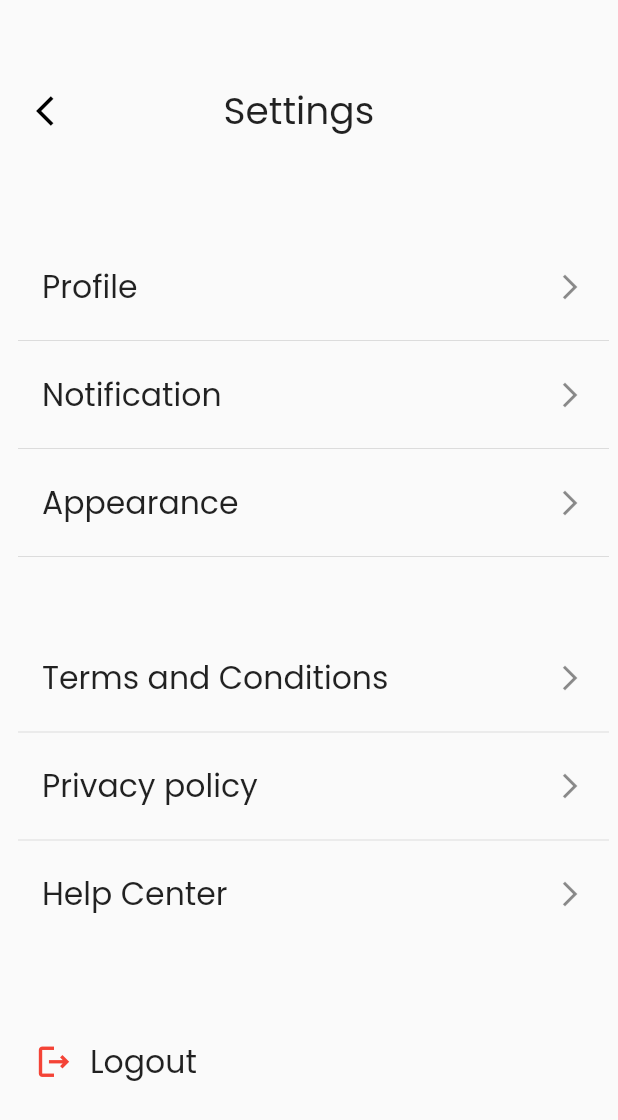
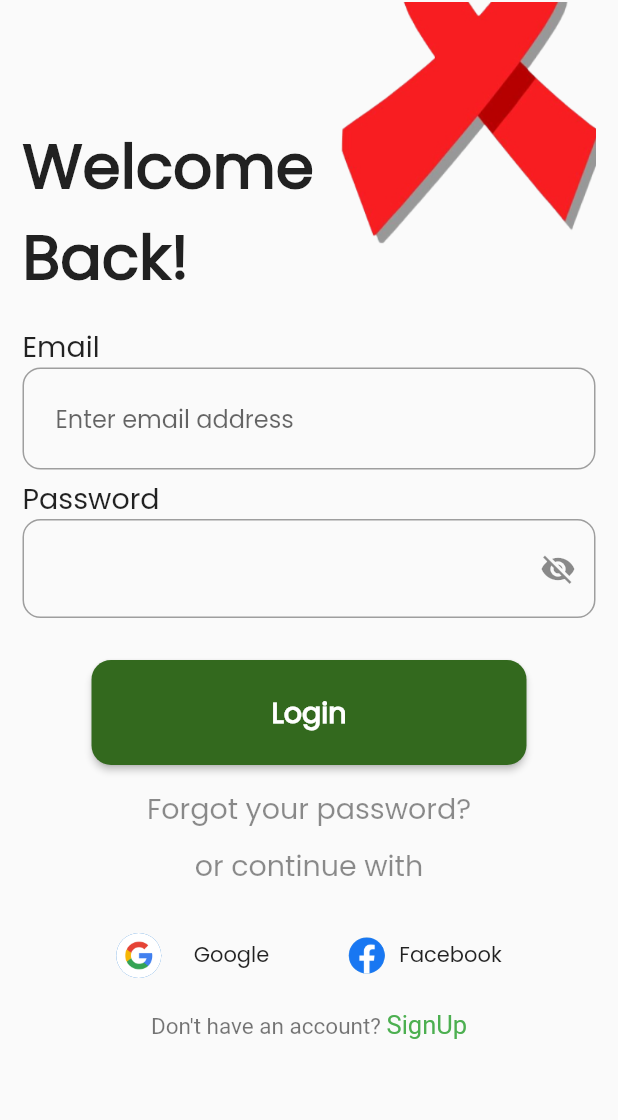
Before and after one commit to BHASO-Zimbabwe/bhaso-app, a Flutter app: the screen it shows after launch, on a phone screen of 412 x 824 dp. Shown: the top 1120 px of the screen. Run offline on Flutter 3.47's test engine with Material 2 defaults, Android fonts, the phone set to English and light mode, and no system bars; our stand-ins replace dropdown_button2, flutter_svg, flutter_switch, intl_phone_number_input.

Commit message:
added the login page

```diff
--- a/lib/features/menu/appearance/pages/appearance.dart
+++ b/lib/features/menu/appearance/pages/appearance.dart
@@ -3,7 +3,8 @@ import 'package:flutter/cupertino.dart';
 import 'package:flutter/material.dart';
 import 'package:flutter_switch/flutter_switch.dart';
 
-import '../../../utils/fontsAndColors_constants.dart';
+import '../../../utils/fontsAndColors.dart';
+
 
 class AppearancePage extends StatefulWidget {
    AppearancePage({Key? key}) : super(key: key);
--- a/lib/features/menu/menu.dart
+++ b/lib/features/menu/menu.dart
@@ -2,7 +2,8 @@ import 'package:bhaso/features/menu/profile/pages/profile_settings.dart';
 import 'package:flutter/cupertino.dart';
 import 'package:flutter/material.dart';
 
-import '../utils/fontsAndColors_constants.dart';
+import '../utils/fontsAndColors.dart';
+
 import 'notification/pages/notification.dart';
 
 class Menu_Page extends StatefulWidget {
--- a/lib/features/menu/notification/pages/notification.dart
+++ b/lib/features/menu/notification/pages/notification.dart
@@ -1,6 +1,8 @@
-import 'package:bhaso/features/utils/fontsAndColors_constants.dart';
+
 import 'package:flutter/material.dart';
 import 'package:flutter_switch/flutter_switch.dart';
+
+import '../../../utils/fontsAndColors.dart';
 
 class NotificationPage extends StatefulWidget {
   const NotificationPage({Key? key}) : super(key: key);
--- a/lib/features/menu/profile/pages/changePassword.dart
+++ b/lib/features/menu/profile/pages/changePassword.dart
@@ -1,7 +1,6 @@
 import 'package:flutter/material.dart';
 
-import '../../../utils/fontsAndColors_constants.dart';
-
+import '../../../utils/fontsAndColors.dart';
 
 class ChangePassword extends StatefulWidget {
   const ChangePassword({Key? key}) : super(key: key);
--- a/lib/features/menu/profile/pages/profileSettingsDetails.dart
+++ b/lib/features/menu/profile/pages/profileSettingsDetails.dart
@@ -1,7 +1,7 @@
 import 'package:bhaso/features/menu/profile/pages/changePassword.dart';
 import 'package:flutter/material.dart';
 
-import '../../../utils/fontsAndColors_constants.dart';
+import '../../../utils/fontsAndColors.dart';
 import 'package:intl_phone_number_input/intl_phone_number_input.dart';
 
 
--- a/lib/features/menu/profile/pages/profile_settings.dart
+++ b/lib/features/menu/profile/pages/profile_settings.dart
@@ -3,7 +3,8 @@ import 'package:bhaso/features/menu/profile/pages/profileSettingsDetails.dart';
 import 'package:flutter/material.dart';
 
 
-import '../../../utils/fontsAndColors_constants.dart';
+import '../../../utils/fontsAndColors.dart';
+
 import '../../report/pages/report/reportIssue.dart';
 import 'appointments.dart';
 import 'caregiver.dart';
--- a/lib/features/menu/report/pages/report/reportIssue.dart
+++ b/lib/features/menu/report/pages/report/reportIssue.dart
@@ -2,7 +2,7 @@ import 'package:bhaso/features/menu/report/pages/report/success_report.dart';
 import 'package:flutter/material.dart';
 import 'package:intl_phone_number_input/intl_phone_number_input.dart';
 
-import '../../../../utils/fontsAndColors_constants.dart';
+import '../../../../utils/fontsAndColors.dart';
 
 
 
--- a/lib/features/onboarding/onboarding_screen.dart
+++ b/lib/features/onboarding/onboarding_screen.dart
@@ -1,9 +1,9 @@
 import 'package:bhaso/features/menu/menu.dart';
-import 'package:bhaso/features/utils/fontsAndColors_constants.dart';
 import 'package:flutter/material.dart';
 import 'package:flutter_svg/flutter_svg.dart';
 
 import '../size_config.dart';
+import '../utils/fontsAndColors.dart';
 import 'onboarding_contents.dart';
 
 
--- a/lib/main.dart
+++ b/lib/main.dart
@@ -6,6 +6,7 @@ import 'package:bhaso/features/menu/profile/pages/profileSettingsDetails.dart';
 import 'package:bhaso/features/menu/profile/pages/profile_settings.dart';
 import 'package:bhaso/features/menu/report/pages/report/success_report.dart';
 import 'package:bhaso/features/menu/settings/pages/settings.dart';
+import 'package:bhaso/screens/loginScreen.dart';
 import 'package:bhaso/screens/splashScreen.dart';
 import 'package:bhaso/features/onboarding/onboard.dart';
 import 'package:bhaso/features/onboarding/onboarding_screen.dart';
@@ -20,7 +21,7 @@ void main() {
 
 class MyApp extends StatelessWidget {
    MyApp({super.key});
-  final TextTheme textTheme = TextTheme(
+  final TextTheme textTheme = const TextTheme(
     headline1: TextStyle(fontSize: 72.0, fontWeight: FontWeight.bold, fontFamily: 'Poppins'),
     headline6: TextStyle(fontSize: 36.0, fontStyle: FontStyle.italic, fontFamily: 'Poppins'),
     bodyText2: TextStyle(fontSize: 14.0, fontFamily: 'Poppins'),
@@ -36,7 +37,7 @@ class MyApp extends StatelessWidget {
       fontFamily: 'Poppins',
       primaryColor: Colors.green
       ),
-      home: SettingsPage(),
+      home: LoginPage(),
     );
   }
 }
--- /dev/null
+++ b/lib/screens/loginScreen.dart
@@ -0,0 +1,261 @@
+import 'package:flutter/material.dart';
+
+import '../utils/fontsAndColors.dart';
+
+
+class LoginPage extends StatefulWidget {
+  const LoginPage({Key? key}) : super(key: key);
+
+  @override
+  State<LoginPage> createState() => _LoginPageState();
+}
+
+class _LoginPageState extends State<LoginPage> {
+  bool obscurePassword = true;
+
+
+  @override
+  Widget build(BuildContext context) {
+    return Scaffold(
+      body: ListView(
+          children: [
+            Stack(
+              children: [
+                Padding(
+                  padding: const EdgeInsets.only(left: 15.0),
+                  child: Column(
+                    crossAxisAlignment: CrossAxisAlignment.start,
+                    children: const [
+
+                      SizedBox(height:80 ),
+
+                      Text("Welcome",style: TextStyle(
+                          fontWeight: FontWeight.w600,
+                          fontSize: 41
+                      ),
+                        textAlign: TextAlign.left,),
+
+                      Text("Back!",style: TextStyle(
+                          fontWeight: FontWeight.w600,
+                          fontSize: 41
+                      ),
+                        textAlign: TextAlign.left,),
+
+
+                    ],
+                  ),
+                ),
+                Positioned(
+                  top: 1,
+                  right: 15,
+
+                  child:  Column(
+                    mainAxisAlignment: MainAxisAlignment.spaceBetween,
+
+                    children: [
+
+                      Container(
+                        height: 180,
+
+                        width: 210 ,
+
+                        decoration: const BoxDecoration(
+                          image: DecorationImage(
+                              image: AssetImage("assets/images/redLogo.png"),
+                              fit: BoxFit.cover
+                          ),
+                        ),
+
+
+                      ),
+                      // const SizedBox(height: 35,)
+                    ],
+                  )
+
+                )
+
+              ],
+
+
+            ),
+
+            //textfields
+            Padding(
+              padding: const EdgeInsets.all(15.0),
+              child: Column(
+                  children: [
+
+                    const Align(
+                      alignment: Alignment.topLeft,
+                      child: Text("Email",
+                        style: TextStyle( fontWeight: FontWeight.w400,fontSize: 19),),
+                    ),
+
+
+                    Container(
+                      decoration: BoxDecoration(
+                          border: Border.all(
+                              color: Colors.grey
+                          ),
+                          borderRadius: BorderRadius.circular(12)
+                      ),
+                      child: const TextField(
+                          decoration: InputDecoration(
+                            border: InputBorder.none,
+                            hintText: "Enter email address",
+                            contentPadding: EdgeInsets.all(21),
+
+                          )
+
+                      ),
+                    ),
+                    const SizedBox(height: 5),
+                    const Align(
+                      alignment: Alignment.topLeft,
+                      child: Text("Password",
+                        style: TextStyle( fontWeight: FontWeight.w400,fontSize: 19),),
+                    ),
+
+                    Container(
+                      decoration: BoxDecoration(
+                          border: Border.all(
+                              color: Colors.grey
+                          ),
+                          borderRadius: BorderRadius.circular(12)
+                      ),
+                      child: TextField(
+                          obscureText: obscurePassword,
+                          decoration: InputDecoration(
+                            suffixIcon: IconButton(
+                                onPressed: (){
+                                  setState(() {
+
+                                    obscurePassword = !obscurePassword;
+                                  });
+
+
+                                }, icon: obscurePassword
+                                ?Icon(Icons.visibility_off)
+                                : Icon(Icons.visibility)
+
+
+                            ),
+
+                            border: InputBorder.none,
+                            contentPadding: EdgeInsets.all(21),
+
+                          )
+
+                      ),
+                    ), SizedBox(height: 28,),
+
+
+
+                    ElevatedButton(
+                      style: ElevatedButton.styleFrom(
+                        backgroundColor: const Color(0xFF33691E),
+                        minimumSize: const Size(290, 70),
+                        shape: RoundedRectangleBorder(
+                          borderRadius: BorderRadius.circular(13),
+                        ),
+                      ),
+                      onPressed: (){},
+
+                      child: const Text(
+                        "Login", style: TextStyle(
+                          color: Colors.white,
+                          fontWeight: FontWeight.bold, fontSize: 19),
+                      ),
+                    ),
+                    SizedBox(height: 15,),
+                    //texbutton
+
+
+                          Text(
+
+                              "Forgot your password?",
+                                style: TextStyle(
+                                  fontSize: 19,
+                                  color: Colors.black45
+
+                                ),),
+
+                          //continue with
+
+                          TextButton(
+
+                              onPressed: (){},
+                              child: const Text("or continue with",
+                                style: TextStyle(
+                                    fontSize: 19,
+                                    color: Colors.black45
+
+                                ),)),
+
+
+                Wrap(
+                    children: [
+                      SizedBox(
+                        width: 150,
+                        child: TextButton(
+                          onPressed: (){},
+
+                          child: const ListTile(
+                            leading: CircleAvatar(
+                              radius: 15,
+                              backgroundImage: AssetImage("assets/images/google.png")),
+                              // minLeadingWidth: 11,
+                            trailing: Text('Google',style: TextStyle(fontSize: 14),),
+                          ),
+                        ),
+                      ),
+                      SizedBox(width: 5,),
+                      SizedBox(
+                        width: 150,
+                        child: TextButton(
+                          onPressed: (){},
+                          child: const ListTile(
+                            leading: CircleAvatar(
+                              radius: 12,
+                              backgroundImage: AssetImage("assets/images/facebook.png"),
+                            ),
+                            // minLeadingWidth: 11,
+
+                            trailing: Text("Facebook",style: TextStyle(fontSize: 14)),
+                          ),
+                        ),
+                      ),
+                    ],
+                  ),
+
+                    // const SizedBox(width: 20),
+
+                  // Text("",style: TextStyle(fontSize: 18,color: Colors.black54),),
+                    RichText(text: const TextSpan(
+                      text: "Don't have an account? ",style: TextStyle(fontSize: 15,color:Colors.black54),
+                      children: [
+                        TextSpan(text: "SignUp",style: TextStyle(fontSize: 17,color: Colors.green),
+                        )
+                      ],
+
+                    )
+
+                    )
+
+
+                  ]
+
+            ),
+
+            )
+
+    ],
+
+
+
+
+        ),
+
+    );
+  }
+}
```
Also changed, not shown: lib/widgets/unused.dart (+70 -0 lines), assets/images/facebook.png (added), assets/images/google.png (added), assets/images/redLogo.png (added), lib/features/utils/fontsAndColors.dart (renamed from lib/features/utils/fontsAndColors_constants.dart).
